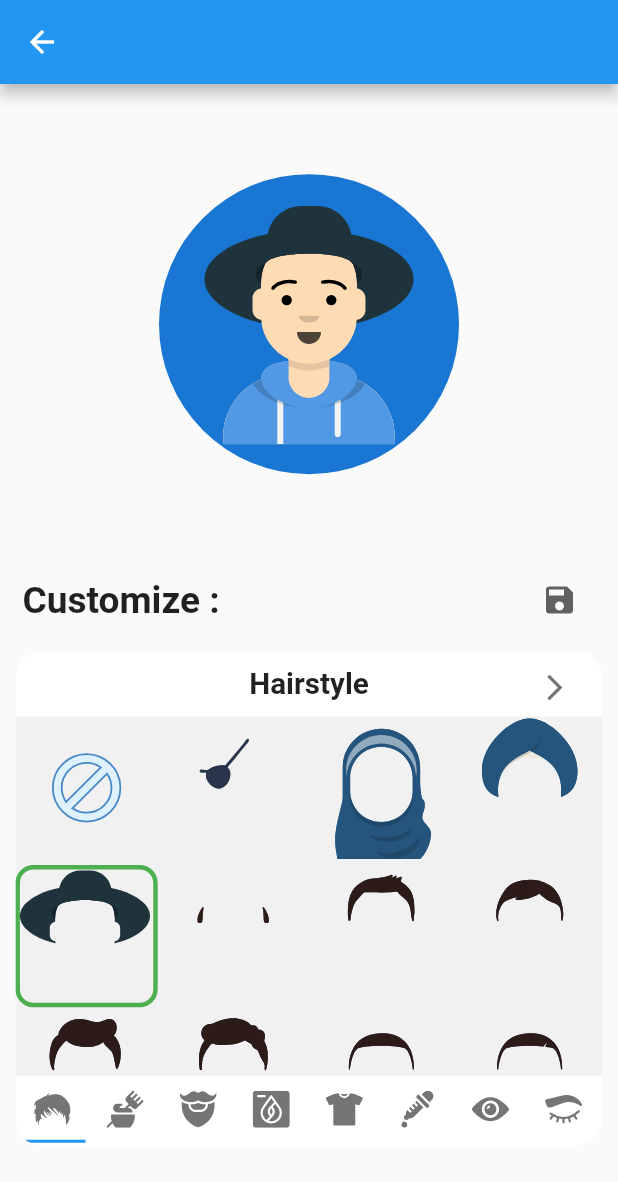
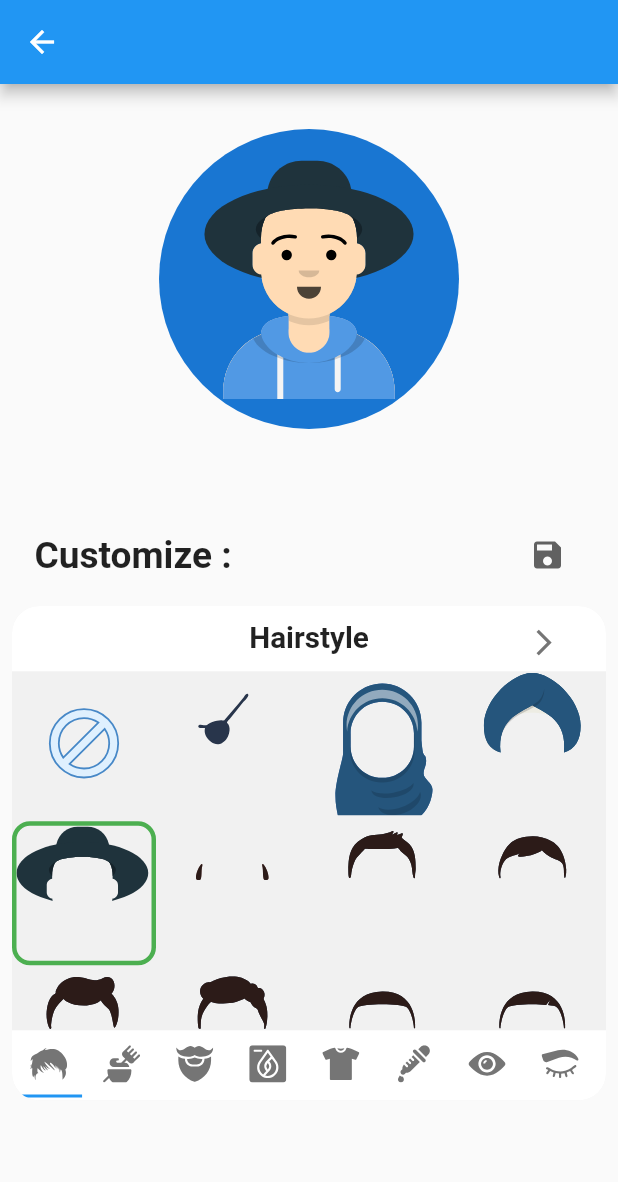
Before and after one commit to psk907/fluttermoji, a Flutter app: the screen it shows after launch, after a tap on "Customize", on a phone screen of 412 x 824 dp. Shown: the top 1182 px of the screen. Run offline on Flutter 3.47's test engine with Material 2 defaults, Android fonts, the phone set to English and light mode, and no system bars; our stand-ins replace flutter_svg, get, shared_preferences.

Commit message:
Added web support to example app and updated version in the package

```diff
--- a/example/lib/main.dart
+++ b/example/lib/main.dart
@@ -1,5 +1,6 @@
 import 'package:flutter/material.dart';
 import 'package:fluttermoji/fluttermoji.dart';
+import 'package:flutter/foundation.dart' show TargetPlatform;
 
 void main() {
   runApp(MyApp());
@@ -9,30 +10,39 @@ class MyApp extends StatelessWidget {
   @override
   Widget build(BuildContext context) {
     return MaterialApp(
-      title: 'Fluttermoji Example',
+      title: 'Fluttermoji Demo',
       debugShowCheckedModeBanner: false,
       theme: ThemeData.light(),
       darkTheme: ThemeData.dark(),
+      themeMode: ThemeMode.light,
       home: MyHomePage(title: 'Fluttermoji'),
     );
   }
 }
 
-class MyHomePage extends StatelessWidget {
+class MyHomePage extends StatefulWidget {
   MyHomePage({Key key, this.title}) : super(key: key);
   final String title;
+
+  @override
+  _MyHomePageState createState() => _MyHomePageState();
+}
+
+class _MyHomePageState extends State<MyHomePage> {
 
   @override
   Widget build(BuildContext context) {
     return Scaffold(
       appBar: AppBar(
-        title: Text(title),
+        title: Text(widget.title),
         centerTitle: true,
       ),
-      body: Center(
-        child: Column(
-          mainAxisAlignment: MainAxisAlignment.spaceEvenly,
+      body: ListView(
+        physics: BouncingScrollPhysics(),
         children: <Widget>[
+          SizedBox(
+            height: 25,
+          ),
           Padding(
             padding: const EdgeInsets.all(16.0),
             child: Text(
@@ -41,9 +51,15 @@ class MyHomePage extends StatelessWidget {
               textAlign: TextAlign.center,
             ),
           ),
+          SizedBox(
+            height: 25,
+          ),
           FluttermojiCircleAvatar(
             backgroundColor: Colors.grey[200],
             radius: 100,
+          ),
+          SizedBox(
+            height: 25,
           ),
           Padding(
             padding: const EdgeInsets.all(8.0),
@@ -53,14 +69,28 @@ class MyHomePage extends StatelessWidget {
               textAlign: TextAlign.center,
             ),
           ),
-            ElevatedButton.icon(
+          SizedBox(
+            height: 50,
+          ),
+          Row(
+            children: [
+              Spacer(flex: 2),
+              Expanded(
+                flex: 3,
+                child: Container(
+                  height: 35,
+                  child: ElevatedButton.icon(
                     icon: Icon(Icons.edit),
                     label: Text("Customize"),
                     onPressed: () => Navigator.push(context,
                         new MaterialPageRoute(builder: (context) => NewPage())),
+                  ),
+                ),
+              ),
+              Spacer(flex: 2),
+            ],
           )
         ],
-        ),
       ),
     );
   }
@@ -71,21 +101,29 @@ class NewPage extends StatelessWidget {
 
   @override
   Widget build(BuildContext context) {
+    var platform = Theme.of(context).platform;
+    var isWeb = platform != TargetPlatform.android ||
+        platform != TargetPlatform.iOS ||
+        platform != TargetPlatform.fuchsia;
+
     return Scaffold(
       appBar: AppBar(),
-      body: Center(
-        child: Column(
-          mainAxisAlignment: MainAxisAlignment.spaceEvenly,
-          children: <Widget>[
-            FluttermojiCircleAvatar(
+      body: ListView(
+        children: [
+          Padding(
+            padding: const EdgeInsets.symmetric(vertical: 30),
+            child: FluttermojiCircleAvatar(
               radius: 100,
             ),
-            FluttermojiCustomizer(
-                // scaffoldHeight: 200,
-                // scaffoldWidth: 200,
+          ),
+          Padding(
+            padding: const EdgeInsets.symmetric(horizontal: 8.0, vertical: 30),
+            child: FluttermojiCustomizer(
+              //scaffoldHeight: 400,
+              scaffoldWidth: isWeb ? 600 : null,
+            ),
           ),
         ],
-        ),
       ),
     );
   }
--- a/example/pubspec.yaml
+++ b/example/pubspec.yaml
@@ -15,7 +15,7 @@ publish_to: 'none' # Remove this line if you wish to publish to pub.dev
 # In iOS, build-name is used as CFBundleShortVersionString while build-number used as CFBundleVersion.
 # Read more about iOS versioning at
 # https://developer.apple.com/library/archive/documentation/General/Reference/InfoPlistKeyReference/Articles/CoreFoundationKeys.html
-version: 1.0.0+2
+version: 2.0.0
 
 environment:
   sdk: ">=2.7.0 <3.0.0"
--- a/pubspec.yaml
+++ b/pubspec.yaml
@@ -1,6 +1,6 @@
 name: fluttermoji
 description: A light-weight and highly customizable SVG graphic set for Flutter, which provides a Customizer Widget, CircleAvatar and other utility functions.
-version: 0.1.2+1
+version: 0.2.0
 # author: Suraj Kumar
 homepage: https://github.com/psk907/fluttermoji
 
```
Also changed, not shown: example/pubspec.lock, 33 other files. Lines whose indentation alone changed are shown as unchanged.
